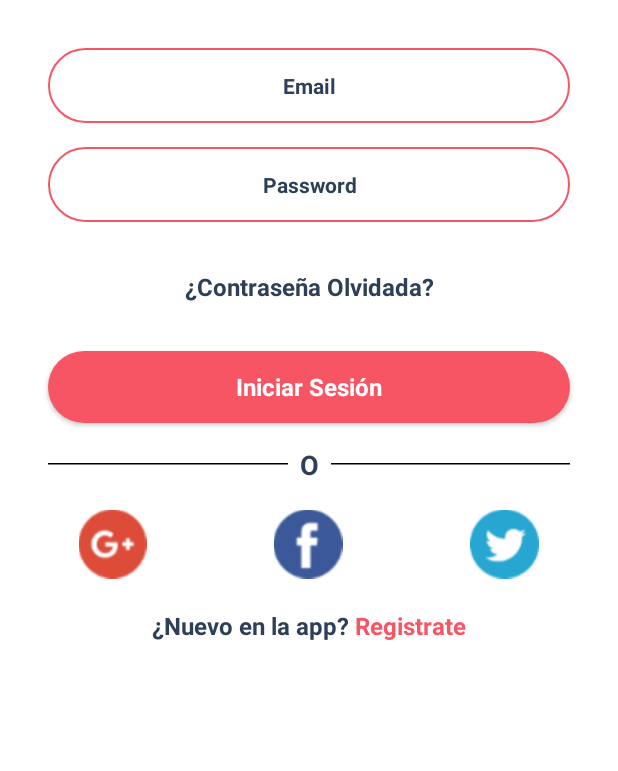
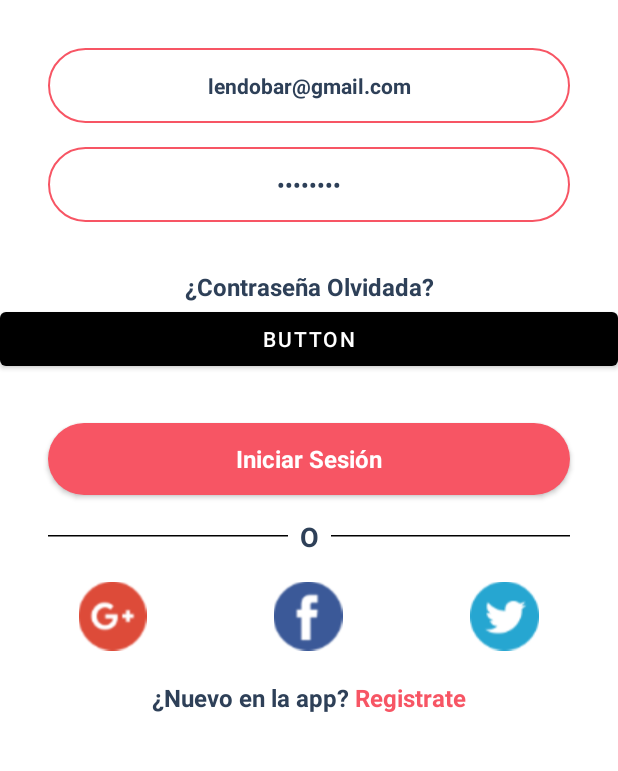
Before and after one commit to ImDavidRA/Memry, an Android app built with Jetpack Compose: the screen it shows after launch (LoginActivity), after a tap on "Iniciar Sesión", on a phone screen of 412 x 824 dp, the part 340-1111 px from its top. Run offline under Robolectric (Android 15) with nearby library versions, the phone set to English and light mode, and no system bars; our stand-ins replace Firebase (no records; nobody signed in at launch, a user with empty details on screens opened directly); 1 other tap on this screen came first.

Commit message:
Sigue sin funcionar xd

```diff
--- a/app/src/main/AndroidManifest.xml
+++ b/app/src/main/AndroidManifest.xml
@@ -3,8 +3,12 @@
     xmlns:tools="http://schemas.android.com/tools">
 
     <uses-permission android:name="android.permission.RECORD_AUDIO" />
+    <uses-permission android:name="android.permission.READ_MEDIA_AUDIO" />
+    <uses-permission android:name="android.permission.READ_MEDIA_IMAGES" />
+    <uses-permission android:name="android.permission.READ_MEDIA_VIDEO" />
+    <uses-permission android:name="android.permission.WRITE_EXTERNAL_STORAGE" />
     <uses-permission android:name="android.permission.READ_EXTERNAL_STORAGE" />
-    <uses-permission android:name="android.permission.WRITE_EXTERNAL_STORAGE" />
+
 
     <application
         android:allowBackup="true"
--- a/app/src/main/java/com/example/memry/ui/activities/LoginActivity.kt
+++ b/app/src/main/java/com/example/memry/ui/activities/LoginActivity.kt
@@ -1,5 +1,6 @@
 package com.example.memry.ui.activities
 
+import android.Manifest
 import android.app.Dialog
 import android.content.Intent
 import android.os.Bundle
@@ -8,6 +9,7 @@ import android.widget.Button
 import android.widget.Toast
 import androidx.activity.enableEdgeToEdge
 import androidx.appcompat.app.AppCompatActivity
+import androidx.core.app.ActivityCompat
 import androidx.core.content.ContextCompat
 import androidx.core.view.ViewCompat
 import androidx.core.view.WindowInsetsCompat
@@ -18,14 +20,15 @@ import com.google.firebase.auth.FirebaseAuth
 class LoginActivity : AppCompatActivity() {
 
     private lateinit var binding: ActivityLoginBinding
-    private lateinit var fAuth: FirebaseAuth
+    private lateinit var firebaseAuth: FirebaseAuth
 
     override fun onCreate(savedInstanceState: Bundle?) {
         super.onCreate(savedInstanceState)
+        enableEdgeToEdge()
 
-        fAuth = FirebaseAuth.getInstance()
+        firebaseAuth = FirebaseAuth.getInstance()
 
-        val currentUser = fAuth.currentUser
+        var currentUser = firebaseAuth.currentUser
 
         if (currentUser != null) {
             if (currentUser.isEmailVerified) {
@@ -37,12 +40,16 @@ class LoginActivity : AppCompatActivity() {
         binding = ActivityLoginBinding.inflate(layoutInflater)
         setContentView(binding.root)
 
-        enableEdgeToEdge()
-
         ViewCompat.setOnApplyWindowInsetsListener(findViewById(R.id.main)) { v, insets ->
             val systemBars = insets.getInsets(WindowInsetsCompat.Type.systemBars())
             v.setPadding(systemBars.left, systemBars.top, systemBars.right, systemBars.bottom)
             insets
+        }
+
+        // PARA NO ESCRIBIR EL CORREO TO EL RATO
+        binding.rellenar.setOnClickListener {
+            binding.userEdt.setText("lendobar@gmail.com")
+            binding.passwrdEdt.setText("David200")
         }
 
         binding.txtRegister.setOnClickListener {
@@ -58,12 +65,12 @@ class LoginActivity : AppCompatActivity() {
             val pass = binding.passwrdEdt.text.toString()
 
             if (check_fields(email, pass))
-                fAuth.signInWithEmailAndPassword(email, pass).addOnCompleteListener {
+                firebaseAuth.signInWithEmailAndPassword(email, pass).addOnCompleteListener {
                     if (it.isSuccessful) {
 
-                        val user = currentUser!!
+                        currentUser = firebaseAuth.currentUser
 
-                        if (user.isEmailVerified) {
+                        if (currentUser!!.isEmailVerified) {
 
                             startActivity(Intent(this, ActivityPrincipal::class.java))
                             finish()
@@ -72,11 +79,12 @@ class LoginActivity : AppCompatActivity() {
 
                             mostrar_dialog()
                         }
+
+
                     } else
                         Toast.makeText(this, "Credenciales erroneas", Toast.LENGTH_SHORT).show()
                 }
         }
-
     }
 
     private fun mostrar_dialog() {
--- a/app/src/main/res/layout/activity_login.xml
+++ b/app/src/main/res/layout/activity_login.xml
@@ -97,6 +97,12 @@
                 android:textColor="@color/blue"
 
                 />
+
+            <Button
+                android:id="@+id/rellenar"
+                android:layout_width="match_parent"
+                android:layout_height="wrap_content"
+                android:text="Button" />
 
             <androidx.appcompat.widget.AppCompatButton
                 android:id="@+id/loginBtn"
@@ -208,6 +214,7 @@
 
                     />
             </LinearLayout>
+
         </LinearLayout>
     </ScrollView>
 </androidx.constraintlayout.widget.ConstraintLayout>
```
Also changed, not shown: app/src/main/java/com/example/memry/playback/AndroidAudioPlayer.kt (+27 -8 lines), app/src/main/java/com/example/memry/ui/activities/ActivityPrincipal.kt (+9 -6 lines).
